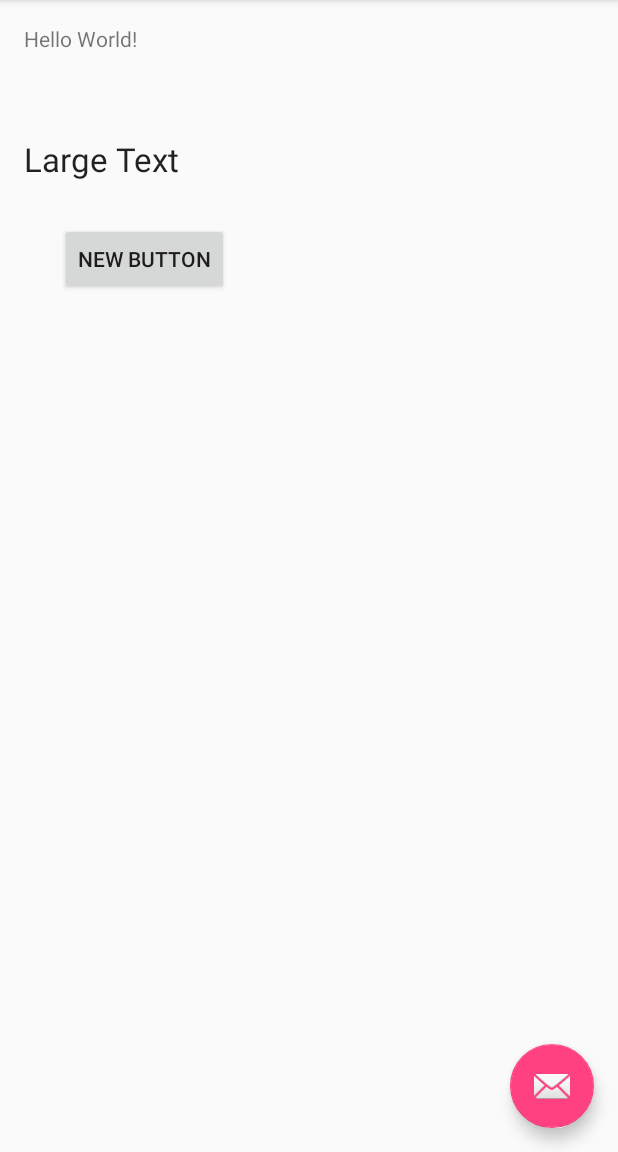
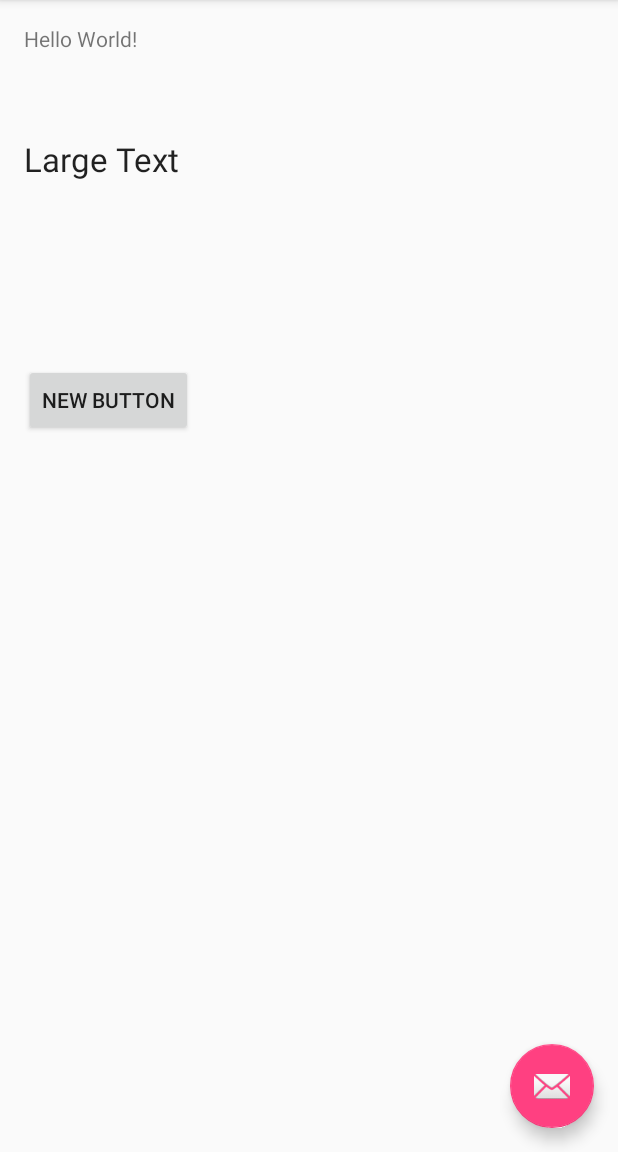
Before and after one commit to DamianNowakk/pamietaj-wyrzuc.to, an Android app: the screen it shows after launch (MainActivity), on a phone screen of 412 x 824 dp, the part 84-1236 px from its top. Run offline under Robolectric (Android 15) with nearby library versions, the phone set to English and light mode, and no system bars.

Commit message:
Zmiana położenia guzika

```diff
--- a/app/src/main/res/layout/content_main.xml
+++ b/app/src/main/res/layout/content_main.xml
@@ -35,10 +35,8 @@
         android:layout_height="wrap_content"
         android:text="New Button"
         android:id="@+id/button"
+        android:layout_marginTop="122dp"
         android:layout_below="@+id/textView"
         android:layout_alignParentLeft="true"
-        android:layout_alignParentStart="true"
-        android:layout_marginLeft="24dp"
-        android:layout_marginStart="24dp"
-        android:layout_marginTop="28dp" />
+        android:layout_alignParentStart="true" />
 </RelativeLayout>
```
